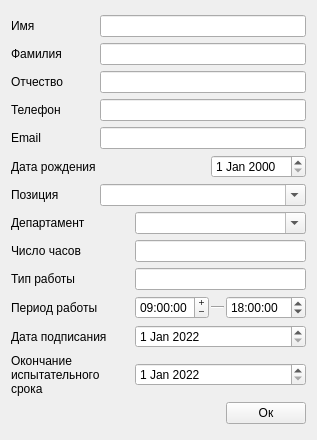
Old version of the form windows/employee_widget.ui in the repository Roma-explorer/RuleProject.
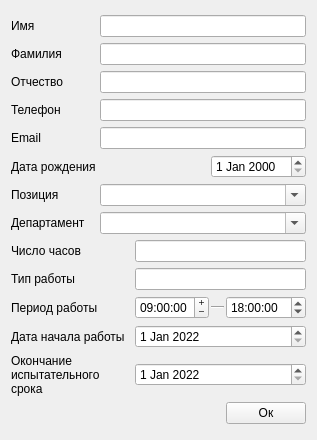
New version of the form.

Patch:
```diff
--- a/windows/employee_widget.ui
+++ b/windows/employee_widget.ui
@@ -2,6 +2,9 @@
 <ui version="4.0">
  <class>EmployeeWidget</class>
  <widget class="QWidget" name="EmployeeWidget">
+  <property name="enabled">
+   <bool>true</bool>
+  </property>
   <property name="geometry">
    <rect>
     <x>0</x>
@@ -101,17 +104,7 @@
    <item row="11" column="0" colspan="2">
     <widget class="QLabel" name="lsigndate">
      <property name="text">
-      <string>Дата подписания </string>
-     </property>
-    </widget>
-   </item>
-   <item row="7" column="2" colspan="3">
-    <widget class="QComboBox" name="department">
-     <property name="autoFillBackground">
-      <bool>false</bool>
-     </property>
-     <property name="editable">
-      <bool>true</bool>
+      <string>Дата начала работы</string>
      </property>
     </widget>
    </item>
@@ -299,6 +292,16 @@
      </property>
     </widget>
    </item>
+   <item row="7" column="1" colspan="4">
+    <widget class="QComboBox" name="department">
+     <property name="autoFillBackground">
+      <bool>false</bool>
+     </property>
+     <property name="editable">
+      <bool>true</bool>
+     </property>
+    </widget>
+   </item>
   </layout>
  </widget>
  <resources/>
```
Left out of the diff: 8 changed lines with no effect on the pictures.
